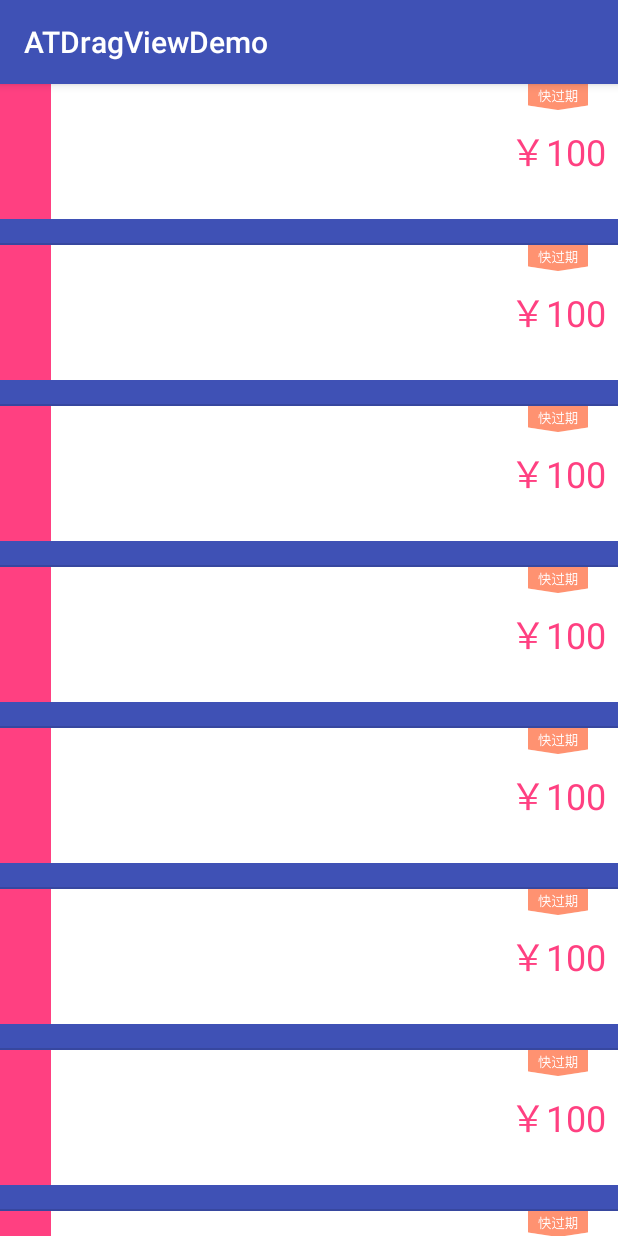
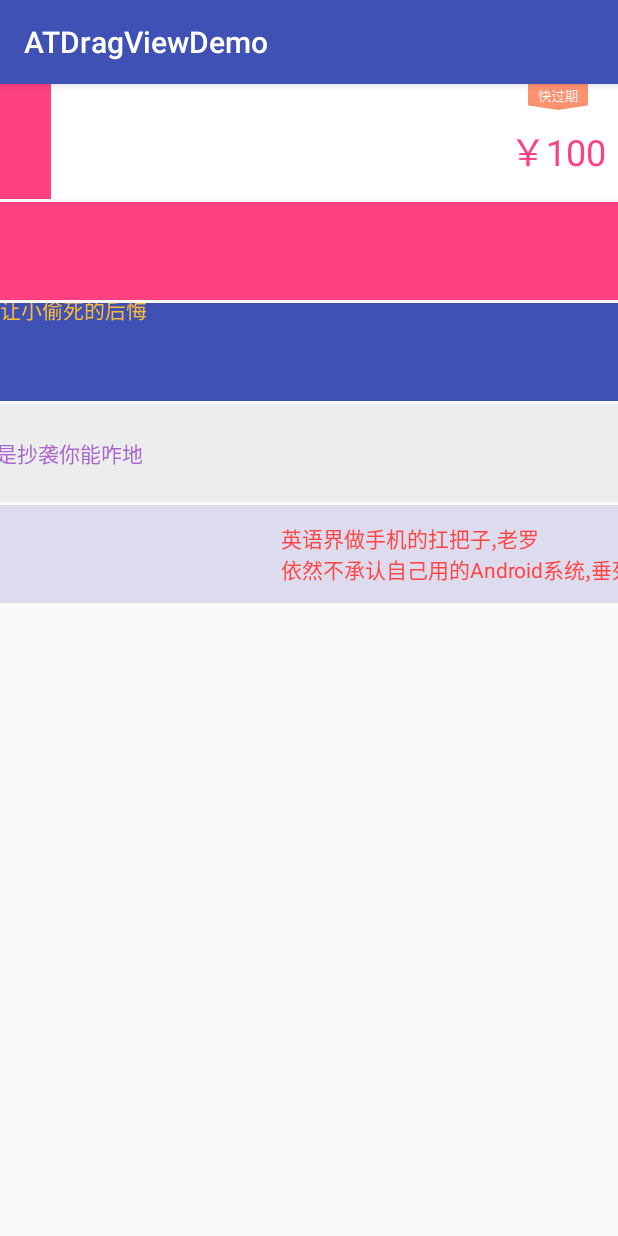
Before and after one commit to GuoFeilong/ATDragViewDemo, an Android app: the ListActivity screen opened directly, with no data from a screen before it, on a phone screen of 412 x 824 dp. Run offline under Robolectric (Android 15) with nearby library versions, the phone set to English and light mode, and no system bars.

Commit message:
增加仿京东广告textview可以指定上下左右的方向
增加仿京东广告textview可以指定上下左右的方向

```diff
--- /dev/null
+++ b/app/src/main/java/com/asiatravel/atdragviewdemo/customview/AndTextViewLayout.java
@@ -0,0 +1,120 @@
+package com.asiatravel.atdragviewdemo.customview;
+
+import android.animation.ObjectAnimator;
+import android.animation.ValueAnimator;
+import android.content.Context;
+import android.content.res.TypedArray;
+import android.util.AttributeSet;
+import android.util.TypedValue;
+import android.view.Gravity;
+import android.widget.LinearLayout;
+import android.widget.TextView;
+
+import com.asiatravel.atdragviewdemo.R;
+
+/**
+ * Created by feilong.guo on 16/11/21.
+ */
+
+public class AndTextViewLayout extends LinearLayout {
+    private int andTextColor;
+    private int andTextSize;
+    private int andTextBbackgroundColor;
+    private boolean andTextAnimUp;
+    private boolean andTextAnimDown;
+    private boolean andTextAnimLeft;
+    private boolean andTextAnimRight;
+    private int aniDuration;
+    private String andTextDesc;
+
+    private TextView andTextView;
+
+    public AndTextViewLayout(Context context) {
+        this(context, null);
+    }
+
+    public AndTextViewLayout(Context context, AttributeSet attrs) {
+        this(context, attrs, 0);
+    }
+
+    public AndTextViewLayout(Context context, AttributeSet attrs, int defStyleAttr) {
+        super(context, attrs, defStyleAttr);
+        TypedArray typedArray = context.getTheme().obtainStyledAttributes(attrs, R.styleable.AndTextViewLayout, defStyleAttr, R.style.def_and_text_layout);
+        int indexCount = typedArray.getIndexCount();
+        for (int i = 0; i < indexCount; i++) {
+            int attr = typedArray.getIndex(i);
+            switch (attr) {
+                case R.styleable.AndTextViewLayout_and_text_color:
+                    andTextColor = typedArray.getColor(attr, 0);
+                    break;
+                case R.styleable.AndTextViewLayout_and_text_size:
+                    andTextSize = typedArray.getInteger(attr, 0);
+                    break;
+                case R.styleable.AndTextViewLayout_and_text_background_color:
+                    andTextBbackgroundColor = typedArray.getColor(attr, 0);
+                    break;
+                case R.styleable.AndTextViewLayout_and_text_anim_duration_second:
+                    aniDuration = typedArray.getInteger(attr, 0) * 1000;
+                    break;
+                case R.styleable.AndTextViewLayout_and_text_anim_up:
+                    andTextAnimUp = typedArray.getBoolean(attr, false);
+                    break;
+                case R.styleable.AndTextViewLayout_and_text_anim_down:
+                    andTextAnimDown = typedArray.getBoolean(attr, false);
+                    break;
+                case R.styleable.AndTextViewLayout_and_text_anim_left:
+                    andTextAnimLeft = typedArray.getBoolean(attr, false);
+                    break;
+                case R.styleable.AndTextViewLayout_and_text_anim_right:
+                    andTextAnimRight = typedArray.getBoolean(attr, true);
+                    break;
+                case R.styleable.AndTextViewLayout_and_text_desc:
+                    andTextDesc = typedArray.getString(attr);
+                    break;
+            }
+        }
+        typedArray.recycle();
+        initAndTextView();
+
+    }
+
+    private void initAndTextView() {
+        andTextView = new TextView(getContext());
+        LinearLayout.LayoutParams layoutParams = new LayoutParams(LinearLayout.LayoutParams.WRAP_CONTENT, LinearLayout.LayoutParams.WRAP_CONTENT);
+        andTextView.setTextSize(TypedValue.COMPLEX_UNIT_SP, andTextSize);
+        andTextView.setTextColor(andTextColor);
+        andTextView.setText(andTextDesc);
+        andTextView.setBackgroundColor(andTextBbackgroundColor);
+        layoutParams.gravity = Gravity.CENTER_VERTICAL;
+        andTextView.setLayoutParams(layoutParams);
+        addView(andTextView);
+    }
+
+    public void startAndTextAnim() {
+        ObjectAnimator objectAnimator = creatCurrentAnimation();
+        objectAnimator.setDuration(aniDuration);
+        objectAnimator.setRepeatCount(ValueAnimator.INFINITE);
+        objectAnimator.start();
+    }
+
+    private ObjectAnimator creatCurrentAnimation() {
+        ObjectAnimator objectAnimator = null;
+        if (andTextAnimRight) {
+            objectAnimator = ObjectAnimator.ofFloat(andTextView, "translationX", -getWidth(), getWidth() + andTextView.getWidth());
+        } else if (andTextAnimLeft) {
+            objectAnimator = ObjectAnimator.ofFloat(andTextView, "translationX", getWidth() + andTextView.getWidth(), -getWidth());
+        } else if (andTextAnimUp) {
+            objectAnimator = ObjectAnimator.ofFloat(andTextView, "translationY", -getHeight(), getHeight() + andTextView.getHeight());
+        } else if (andTextAnimDown) {
+            objectAnimator = ObjectAnimator.ofFloat(andTextView, "translationY", getHeight() + andTextView.getHeight(), -getHeight());
+        }
+        return objectAnimator;
+    }
+
+    @Override
+    protected void onSizeChanged(int w, int h, int oldw, int oldh) {
+        super.onSizeChanged(w, h, oldw, oldh);
+        // 测试
+        startAndTextAnim();
+    }
+}
--- a/app/src/main/res/layout/activity_list.xml
+++ b/app/src/main/res/layout/activity_list.xml
@@ -1,14 +1,15 @@
 <?xml version="1.0" encoding="utf-8"?>
 <LinearLayout xmlns:android="http://schemas.android.com/apk/res/android"
+    xmlns:app="http://schemas.android.com/apk/res-auto"
     android:layout_width="match_parent"
     android:layout_height="match_parent"
-    android:background="@color/colorPrimary"
     android:orientation="vertical">
 
     <ListView
         android:id="@+id/lv_test"
         android:layout_width="match_parent"
-        android:layout_height="match_parent"
+        android:layout_height="0dp"
+        android:layout_weight="1"
         android:clipToPadding="true"
         android:listSelector="@android:color/transparent"
         android:overScrollMode="never"
@@ -16,4 +17,60 @@
 
     </ListView>
 
+    <LinearLayout
+        android:layout_width="match_parent"
+        android:layout_height="0dp"
+        android:layout_weight="9"
+        android:orientation="vertical">
+
+        <com.asiatravel.atdragviewdemo.customview.AndTextViewLayout
+            android:id="@+id/atv_test"
+            android:layout_width="match_parent"
+            android:layout_height="65dp"
+            android:layout_marginTop="2dp"
+            android:background="@color/colorAccent"
+            app:and_text_anim_down="true"
+            app:and_text_anim_duration_second="2"
+            app:and_text_color="@android:color/holo_green_light"
+            app:and_text_desc="iPhone 8 plus 只要998,只要998 马上带回家!!">
+
+        </com.asiatravel.atdragviewdemo.customview.AndTextViewLayout>
+
+        <com.asiatravel.atdragviewdemo.customview.AndTextViewLayout
+            android:layout_width="match_parent"
+            android:layout_height="65dp"
+            android:layout_marginTop="2dp"
+            android:background="@color/colorPrimary"
+            app:and_text_anim_duration_second="2"
+            app:and_text_anim_up="true"
+            app:and_text_color="@android:color/holo_orange_light"
+            app:and_text_desc="三星note70核武器手机\n让小偷死的后悔">
+
+        </com.asiatravel.atdragviewdemo.customview.AndTextViewLayout>
+
+        <com.asiatravel.atdragviewdemo.customview.AndTextViewLayout
+            android:layout_width="match_parent"
+            android:layout_height="65dp"
+            android:layout_marginTop="2dp"
+            android:background="#eceeee"
+            app:and_text_anim_left="true"
+            app:and_text_color="@android:color/holo_purple"
+            app:and_text_desc="小米note500,仿iPhone100!!就是抄袭你能咋地">
+
+        </com.asiatravel.atdragviewdemo.customview.AndTextViewLayout>
+
+        <com.asiatravel.atdragviewdemo.customview.AndTextViewLayout
+            android:layout_width="match_parent"
+            android:layout_height="65dp"
+            android:layout_marginTop="2dp"
+            android:background="#dddcee"
+            app:and_text_anim_right="true"
+            app:and_text_color="@android:color/holo_red_light"
+            app:and_text_desc="英语界做手机的扛把子,老罗\n依然不承认自己用的Android系统,垂死挣扎!!哈哈">
+
+        </com.asiatravel.atdragviewdemo.customview.AndTextViewLayout>
+
+
+    </LinearLayout>
+
 </LinearLayout>
--- a/app/src/main/res/values/attrs.xml
+++ b/app/src/main/res/values/attrs.xml
@@ -25,4 +25,16 @@
         <attr name="circle_text_color" format="color" />
         <attr name="circle_text_size" format="dimension" />
     </declare-styleable>
+
+    <declare-styleable name="AndTextViewLayout">
+        <attr name="and_text_color" format="color" />
+        <attr name="and_text_size" format="integer" />
+        <attr name="and_text_anim_up" format="boolean" />
+        <attr name="and_text_anim_down" format="boolean" />
+        <attr name="and_text_anim_left" format="boolean" />
+        <attr name="and_text_anim_right" format="boolean" />
+        <attr name="and_text_anim_duration_second" format="integer" />
+        <attr name="and_text_background_color" format="color" />
+        <attr name="and_text_desc" format="string" />
+    </declare-styleable>
 </resources>
--- a/app/src/main/res/values/styles.xml
+++ b/app/src/main/res/values/styles.xml
@@ -42,4 +42,17 @@
         <item name="circle_text_color">#ffffff</item>
         <item name="circle_text_size">12sp</item>
     </style>
+
+
+    <style name="def_and_text_layout">
+        <item name="and_text_color">#ffffff</item>
+        <item name="and_text_size">14</item>
+        <item name="and_text_anim_up">false</item>
+        <item name="and_text_anim_down">false</item>
+        <item name="and_text_anim_left">false</item>
+        <item name="and_text_anim_right">false</item>
+        <item name="and_text_anim_duration_second">4</item>
+        <item name="and_text_background_color">#00000000</item>
+        <item name="and_text_desc">滚动吧~~我的滚动条\n~~翻腾吧~~我曹</item>
+    </style>
 </resources>
```
